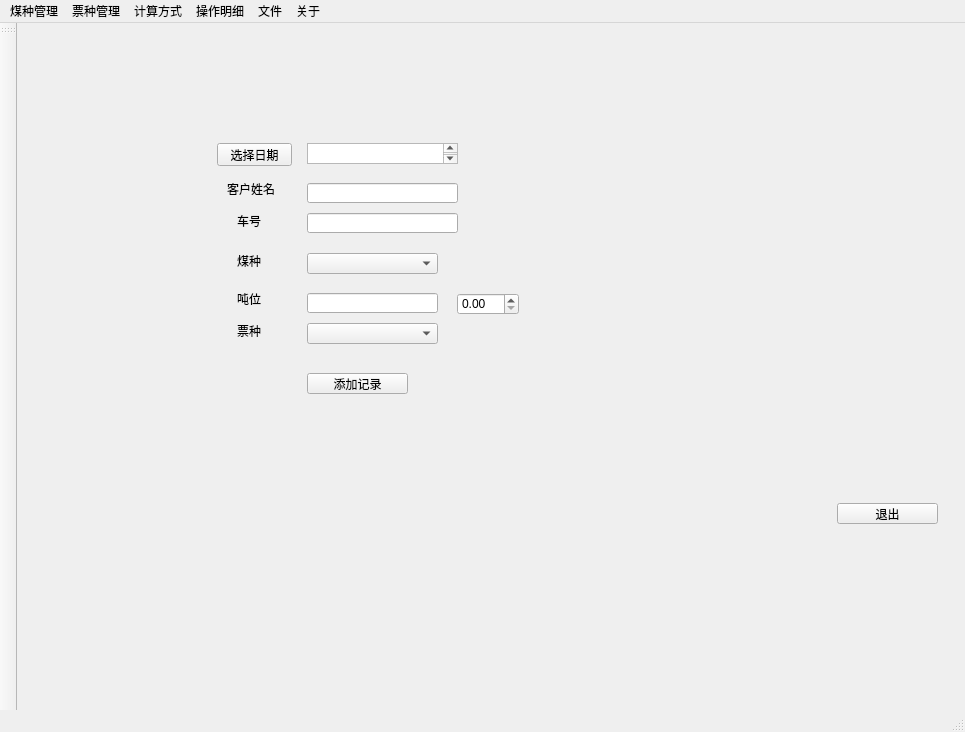
leexuehan/ParamGenerator, file ui/app.ui: the form before one commit.
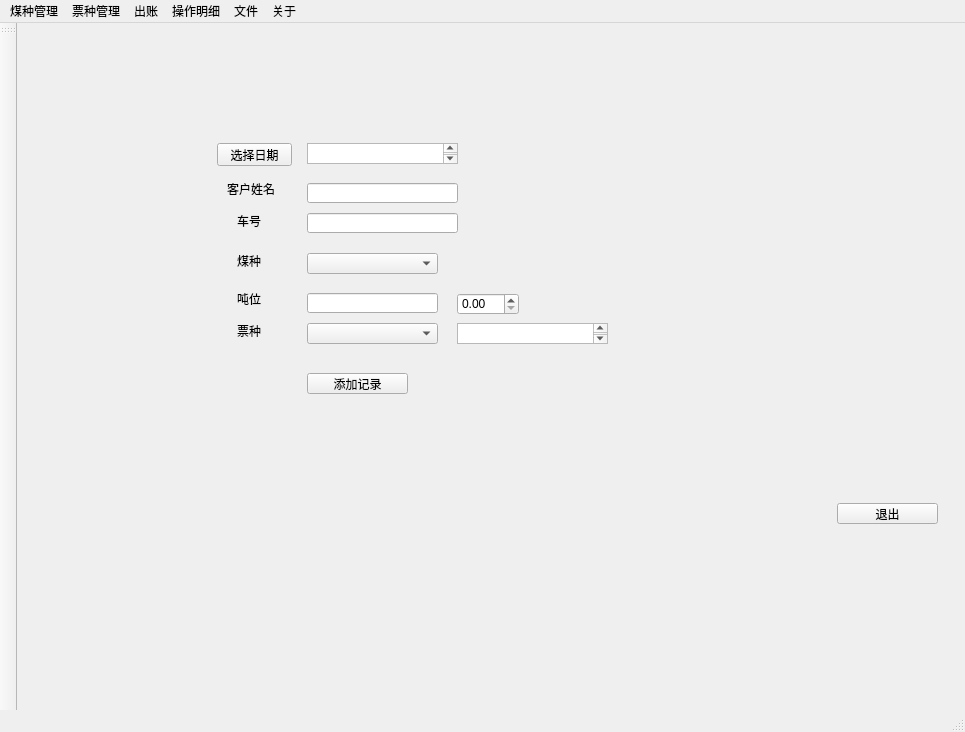
The form after the commit.

What changed in the file:
```diff
--- a/ui/app.ui
+++ b/ui/app.ui
@@ -194,6 +194,16 @@
      </rect>
     </property>
    </widget>
+   <widget class="QPlainTextEdit" name="ticket_price_display">
+    <property name="geometry">
+     <rect>
+      <x>440</x>
+      <y>300</y>
+      <width>151</width>
+      <height>21</height>
+     </rect>
+    </property>
+   </widget>
   </widget>
   <widget class="QMenuBar" name="menubar">
    <property name="geometry">
@@ -206,7 +216,7 @@
    </property>
    <widget class="QMenu" name="menuhelp">
     <property name="title">
-     <string>计算方式</string>
+     <string>出账</string>
     </property>
     <addaction name="compute_by_person"/>
     <addaction name="compute_by_coal"/>
```
